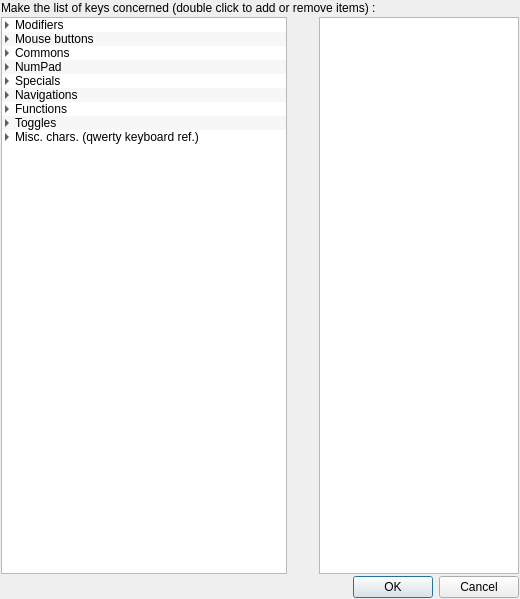
The window that ui/various_dialogs/KeysSelectorDialog.ui (AmirHammouteneEI/ScheduledPasteAndKeys) describes before a commit, drawn with Qt 5.
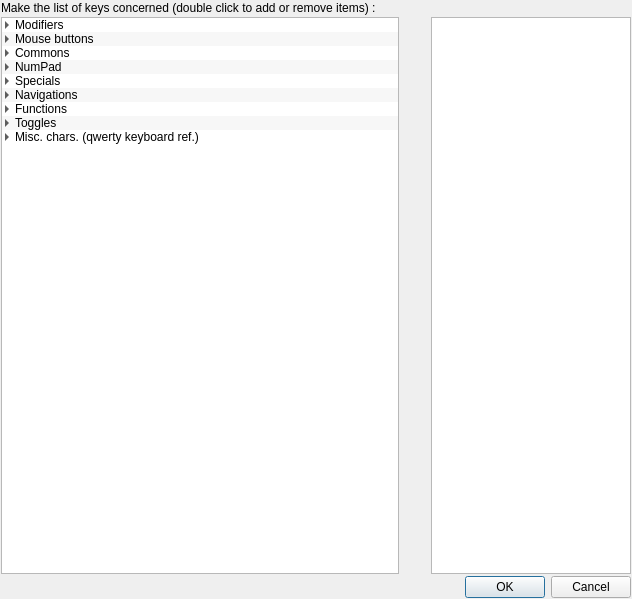
The same window after the commit.

Patch:
```diff
--- a/ui/various_dialogs/KeysSelectorDialog.ui
+++ b/ui/various_dialogs/KeysSelectorDialog.ui
@@ -9,7 +9,7 @@
    <rect>
     <x>0</x>
     <y>0</y>
-    <width>520</width>
+    <width>632</width>
     <height>599</height>
    </rect>
   </property>
```
Left out of the diff: 22 changed lines with no effect on the pictures.
